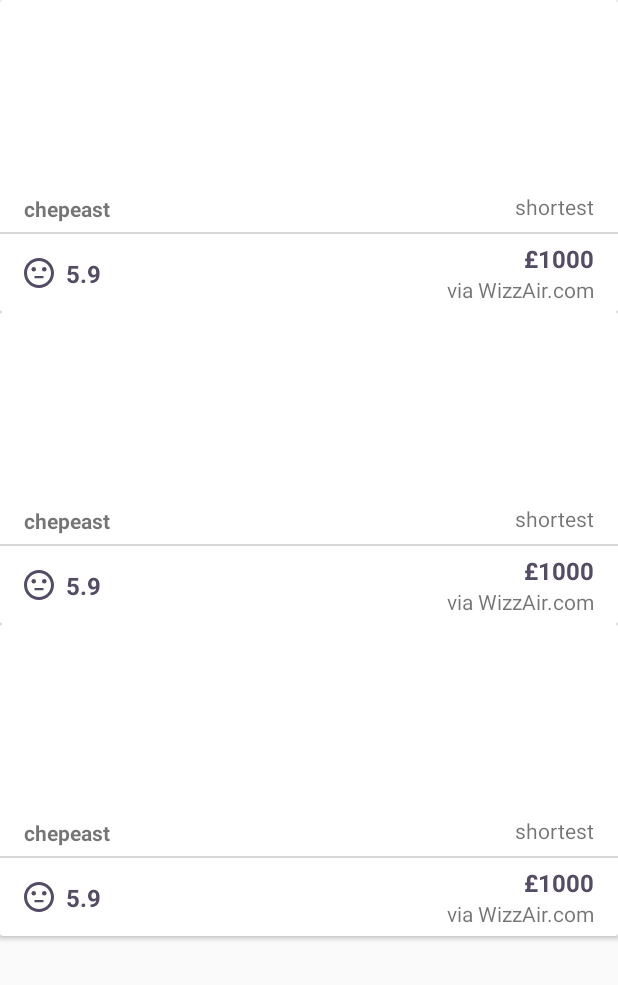
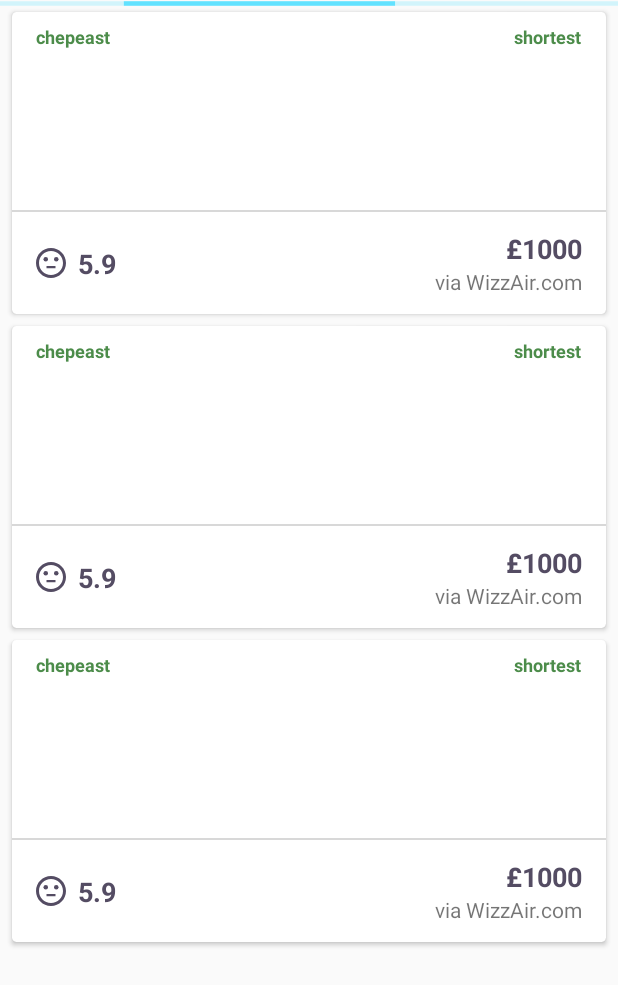
Before and after one commit to haroldolivieri/SearchFlights, an Android app: the layout activity_main.xml on its own in the app's theme, with its tools: preview values and no code run, on a phone screen of 412 x 824 dp. Shown: the top 985 px of the screen. Run offline under Robolectric (Android 15) with nearby library versions, the phone set to English and light mode, and no system bars; network calls fail.

Commit message:
list layout fix

```diff
--- a/app/src/main/java/com/haroldo/searchforflights/model/mapper/ClientSideCalculations.kt
+++ b/app/src/main/java/com/haroldo/searchforflights/model/mapper/ClientSideCalculations.kt
@@ -50,10 +50,16 @@ private fun Itinerary.calculateRating(
 }
 
 private fun Int.inverseNormalization(max: Float, min: Float): Float {
+    if (max == min) {
+        return 1.toFloat()
+    }
     return (max.minus(this)) / (max.minus(min))
 }
 
 private fun BigDecimal.inverseNormalization(max: BigDecimal, min: BigDecimal): BigDecimal {
+    if (max == min) {
+        return 1.toBigDecimal()
+    }
     return (max.minus(this)) / (max.minus(min))
 }
 
--- a/app/src/main/res/layout/activity_main.xml
+++ b/app/src/main/res/layout/activity_main.xml
@@ -32,7 +32,7 @@
         app:layout_constraintEnd_toEndOf="parent"
         app:layout_constraintStart_toStartOf="parent"
         app:layout_constraintTop_toTopOf="parent"
-        tools:listitem="@layout/view_itinenary_item">
+        tools:listitem="@layout/item_itinenary">
 
     </androidx.recyclerview.widget.RecyclerView>
 
--- /dev/null
+++ b/app/src/main/res/layout/item_itinenary.xml
@@ -0,0 +1,120 @@
+<?xml version="1.0" encoding="utf-8"?>
+<androidx.cardview.widget.CardView xmlns:android="http://schemas.android.com/apk/res/android"
+    xmlns:app="http://schemas.android.com/apk/res-auto"
+    xmlns:tools="http://schemas.android.com/tools"
+    android:id="@+id/cardView"
+    android:layout_width="match_parent"
+    android:layout_height="wrap_content"
+    android:layout_marginStart="@dimen/spacing_8"
+    android:layout_marginTop="@dimen/spacing_8"
+    android:layout_marginEnd="@dimen/spacing_8"
+    app:cardCornerRadius="@dimen/elevation_3dp">
+
+    <androidx.constraintlayout.widget.ConstraintLayout
+        android:layout_width="match_parent"
+        android:layout_height="match_parent">
+
+        <include
+            android:id="@+id/outboundLeg"
+            layout="@layout/view_leg"
+            android:layout_width="0dp"
+            android:layout_height="wrap_content"
+            android:layout_marginStart="@dimen/spacing_16"
+            android:layout_marginTop="@dimen/spacing_16"
+            android:layout_marginEnd="@dimen/spacing_16"
+            app:layout_constraintEnd_toEndOf="parent"
+            app:layout_constraintStart_toStartOf="parent"
+            app:layout_constraintTop_toTopOf="parent" />
+
+        <include
+            android:id="@+id/inboundLeg"
+            layout="@layout/view_leg"
+            android:layout_width="0dp"
+            android:layout_height="wrap_content"
+            android:layout_marginStart="@dimen/spacing_16"
+            android:layout_marginEnd="@dimen/spacing_16"
+            app:layout_constraintEnd_toEndOf="parent"
+            app:layout_constraintHorizontal_bias="0.0"
+            app:layout_constraintStart_toStartOf="parent"
+            app:layout_constraintTop_toBottomOf="@+id/outboundLeg" />
+
+        <View
+            android:id="@+id/divider"
+            android:layout_width="match_parent"
+            android:layout_height="1dp"
+            android:background="@color/colorDivider"
+            app:layout_constraintEnd_toEndOf="parent"
+            app:layout_constraintHorizontal_bias="0.0"
+            app:layout_constraintStart_toStartOf="parent"
+            app:layout_constraintTop_toBottomOf="@+id/inboundLeg" />
+
+        <ImageView
+            android:id="@+id/ratingImage"
+            android:layout_width="@dimen/reatingImage"
+            android:layout_height="@dimen/reatingImage"
+            android:layout_marginStart="@dimen/spacing_16"
+            android:layout_marginTop="@dimen/spacing_24"
+            android:layout_marginBottom="@dimen/spacing_24"
+            android:contentDescription="@string/rating_image_description"
+            app:layout_constraintBottom_toBottomOf="parent"
+            app:layout_constraintStart_toStartOf="parent"
+            app:layout_constraintTop_toBottomOf="@+id/divider"
+            tools:srcCompat="@drawable/ic_sentiment_neutral_24dp" />
+
+        <TextView
+            android:id="@+id/rating"
+            style="@style/TextMedium"
+            android:layout_width="wrap_content"
+            android:layout_height="wrap_content"
+            android:layout_marginStart="@dimen/spacing_8"
+            android:gravity="bottom"
+            app:layout_constraintBottom_toBottomOf="@+id/ratingImage"
+            app:layout_constraintStart_toEndOf="@+id/ratingImage"
+            app:layout_constraintTop_toTopOf="@+id/ratingImage"
+            tools:text="5.9" />
+
+        <TextView
+            android:id="@+id/price"
+            style="@style/TextMedium"
+            android:layout_width="wrap_content"
+            android:layout_height="wrap_content"
+            android:layout_marginEnd="@dimen/spacing_16"
+            app:layout_constraintBottom_toTopOf="@+id/agent"
+            app:layout_constraintEnd_toEndOf="parent"
+            app:layout_constraintTop_toBottomOf="@+id/divider"
+            app:layout_constraintVertical_chainStyle="packed"
+            tools:text="£1000" />
+
+        <TextView
+            android:id="@+id/agent"
+            android:layout_width="wrap_content"
+            android:layout_height="wrap_content"
+            app:layout_constraintBottom_toBottomOf="parent"
+            app:layout_constraintEnd_toEndOf="@+id/price"
+            app:layout_constraintTop_toBottomOf="@+id/price"
+            tools:text="via WizzAir.com" />
+
+        <TextView
+            android:id="@+id/chepeast"
+            style="@style/TextExtraInfo"
+            android:layout_width="wrap_content"
+            android:layout_height="wrap_content"
+            android:layout_marginStart="@dimen/spacing_16"
+            android:layout_marginTop="@dimen/spacing_8"
+            android:text="@string/chepeast"
+            app:layout_constraintStart_toStartOf="parent"
+            app:layout_constraintTop_toTopOf="parent" />
+
+        <TextView
+            android:id="@+id/shortest"
+            style="@style/TextExtraInfo"
+            android:layout_width="wrap_content"
+            android:layout_height="wrap_content"
+            android:layout_marginTop="@dimen/spacing_8"
+            android:layout_marginEnd="@dimen/spacing_16"
+            android:text="@string/shortest"
+            app:layout_constraintEnd_toEndOf="parent"
+            app:layout_constraintTop_toTopOf="parent" />
+
+    </androidx.constraintlayout.widget.ConstraintLayout>
+</androidx.cardview.widget.CardView>
--- a/app/src/main/res/layout/view_itinenary_item.xml
+++ /dev/null
@@ -1,118 +0,0 @@
-<?xml version="1.0" encoding="utf-8"?>
-<androidx.cardview.widget.CardView xmlns:android="http://schemas.android.com/apk/res/android"
-                                   xmlns:app="http://schemas.android.com/apk/res-auto"
-                                   xmlns:tools="http://schemas.android.com/tools"
-                                   android:id="@+id/cardView"
-                                   android:layout_width="match_parent"
-                                   android:layout_height="wrap_content">
-
-    <!--app:cardElevation="4dp"-->
-    <!--android:layout_margin="4dp"-->
-    <!--app:cardCornerRadius="3dp"-->
-
-    <androidx.constraintlayout.widget.ConstraintLayout
-            android:layout_width="match_parent"
-            android:layout_height="match_parent">
-
-        <include
-                android:id="@+id/outboundLeg"
-                layout="@layout/view_leg"
-                android:layout_width="0dp"
-                android:layout_height="wrap_content"
-                android:layout_marginStart="@dimen/spacing_16"
-                android:layout_marginTop="@dimen/spacing_16"
-                android:layout_marginEnd="@dimen/spacing_16"
-                app:layout_constraintEnd_toEndOf="parent"
-                app:layout_constraintStart_toStartOf="parent"
-                app:layout_constraintTop_toTopOf="parent"/>
-
-        <include
-                android:id="@+id/inboundLeg"
-                layout="@layout/view_leg"
-                android:layout_width="0dp"
-                android:layout_height="wrap_content"
-                android:layout_marginStart="@dimen/spacing_16"
-                android:layout_marginTop="@dimen/spacing_16"
-                android:layout_marginEnd="@dimen/spacing_16"
-                app:layout_constraintEnd_toEndOf="parent"
-                app:layout_constraintHorizontal_bias="0.0"
-                app:layout_constraintStart_toStartOf="parent"
-                app:layout_constraintTop_toBottomOf="@+id/outboundLeg"/>
-
-        <View
-                android:id="@+id/divider"
-                android:layout_width="match_parent"
-                android:layout_height="1dp"
-                android:layout_marginTop="32dp"
-                android:background="@color/colorDivider"
-                app:layout_constraintEnd_toEndOf="parent"
-                app:layout_constraintHorizontal_bias="0.0"
-                app:layout_constraintStart_toStartOf="parent"
-                app:layout_constraintTop_toBottomOf="@+id/inboundLeg"/>
-
-        <ImageView
-                android:id="@+id/ratingImage"
-                android:layout_width="@dimen/reatingImage"
-                android:layout_height="@dimen/reatingImage"
-                android:layout_marginStart="@dimen/spacing_16"
-                android:layout_marginTop="@dimen/spacing_16"
-                app:layout_constraintStart_toStartOf="parent"
-                app:layout_constraintTop_toBottomOf="@+id/divider"
-                tools:srcCompat="@drawable/ic_sentiment_neutral_24dp"
-                android:contentDescription="@string/rating_image_description" android:layout_marginBottom="16dp"
-                app:layout_constraintBottom_toBottomOf="parent"/>
-
-        <TextView
-                android:id="@+id/rating"
-                style="@style/TextMedium"
-                android:layout_width="wrap_content"
-                android:layout_height="wrap_content"
-                android:layout_marginStart="@dimen/spacing_8"
-                android:gravity="bottom"
-                app:layout_constraintBottom_toBottomOf="@+id/ratingImage"
-                app:layout_constraintStart_toEndOf="@+id/ratingImage"
-                app:layout_constraintTop_toTopOf="@+id/ratingImage"
-                tools:text="5.9"/>
-
-        <TextView
-                android:id="@+id/price"
-                style="@style/TextMedium"
-                android:layout_width="wrap_content"
-                android:layout_height="wrap_content"
-                app:layout_constraintBottom_toTopOf="@+id/agent"
-                app:layout_constraintEnd_toEndOf="@+id/agent"
-                app:layout_constraintTop_toBottomOf="@+id/divider"
-                app:layout_constraintVertical_chainStyle="packed"
-                tools:text="£1000"/>
-
-        <TextView
-                android:id="@+id/agent"
-                android:layout_width="wrap_content"
-                android:layout_height="wrap_content"
-                android:layout_marginEnd="@dimen/spacing_16"
-                app:layout_constraintBottom_toBottomOf="parent"
-                app:layout_constraintEnd_toEndOf="parent"
-                app:layout_constraintTop_toBottomOf="@+id/price"
-                tools:text="via WizzAir.com"/>
-        <TextView
-                android:text="@string/chepeast"
-                android:layout_width="wrap_content"
-                android:textStyle="bold"
-                android:layout_height="wrap_content"
-                android:id="@+id/chepeast"
-                app:layout_constraintStart_toStartOf="parent"
-                android:layout_marginStart="16dp" android:layout_marginTop="8dp"
-                app:layout_constraintTop_toBottomOf="@+id/inboundLeg"
-                app:layout_constraintBottom_toTopOf="@+id/divider" android:layout_marginBottom="8dp"/>
-        <TextView
-                android:text="@string/shortest"
-                android:layout_width="wrap_content"
-                android:layout_height="wrap_content"
-                android:id="@+id/shortest"
-                android:layout_marginEnd="16dp"
-                app:layout_constraintEnd_toEndOf="parent" android:layout_marginBottom="8dp"
-                app:layout_constraintBottom_toTopOf="@+id/divider" android:layout_marginTop="6dp"
-                app:layout_constraintTop_toBottomOf="@+id/inboundLeg"/>
-
-    </androidx.constraintlayout.widget.ConstraintLayout>
-</androidx.cardview.widget.CardView>
--- a/app/src/main/res/layout/view_leg.xml
+++ b/app/src/main/res/layout/view_leg.xml
@@ -11,10 +11,9 @@
         android:layout_width="wrap_content"
         android:layout_height="wrap_content"
         android:layout_marginStart="@dimen/spacing_16"
-        android:textColor="@android:color/primary_text_light"
-        android:textStyle="bold"
+        android:layout_marginTop="8dp"
         app:layout_constraintStart_toEndOf="@+id/carrierLogo"
-        app:layout_constraintTop_toTopOf="@+id/carrierLogo"
+        app:layout_constraintTop_toTopOf="parent"
         tools:text="15:35 - 17:00" />
 
     <TextView
@@ -22,20 +21,20 @@
         style="@style/TextSmall"
         android:layout_width="wrap_content"
         android:layout_height="wrap_content"
-        app:layout_constraintBottom_toBottomOf="@+id/carrierLogo"
         app:layout_constraintStart_toStartOf="@+id/departureAndArrivalTime"
         app:layout_constraintTop_toBottomOf="@+id/departureAndArrivalTime"
-        app:layout_constraintVertical_bias="1.0"
         tools:text="BUG - LGW, Wizz Air" />
 
     <ImageView
-            android:id="@+id/carrierLogo"
-            android:layout_width="@dimen/carrierLogo"
-            android:layout_height="@dimen/carrierLogo"
-            app:layout_constraintStart_toStartOf="parent"
-            app:layout_constraintTop_toTopOf="parent"
-            tools:srcCompat="@tools:sample/backgrounds/scenic"
-            android:contentDescription="@string/leg_carrier_image_description"/>
+        android:id="@+id/carrierLogo"
+        android:layout_width="@dimen/carrierLogo"
+        android:layout_height="@dimen/carrierLogo"
+        android:layout_marginTop="8dp"
+        android:contentDescription="@string/leg_carrier_image_description"
+        app:layout_constraintBottom_toBottomOf="@+id/placesAndAgent"
+        app:layout_constraintStart_toStartOf="parent"
+        app:layout_constraintTop_toTopOf="@+id/departureAndArrivalTime"
+        tools:srcCompat="@tools:sample/backgrounds/scenic" />
 
     <TextView
         android:id="@+id/type"
--- a/app/src/main/res/values/colors.xml
+++ b/app/src/main/res/values/colors.xml
@@ -6,4 +6,5 @@
     <color name="colorTextMedium">#544C63</color>
     <color name="colorTextSmall">#898294</color>
     <color name="colorDivider">#D8D8D8</color>
+    <color name="colorGreen">#4c8c4a</color>
 </resources>
--- a/app/src/main/res/values/dimens.xml
+++ b/app/src/main/res/values/dimens.xml
@@ -1,11 +1,14 @@
 <?xml version="1.0" encoding="utf-8"?>
 <resources>
-    <dimen name="textMedium">16sp</dimen>
+    <dimen name="textMedium">18sp</dimen>
     <dimen name="textSmall">12sp</dimen>
 
-    <dimen name="carrierLogo">45dp</dimen>
+    <dimen name="carrierLogo">50dp</dimen>
     <dimen name="reatingImage">20dp</dimen>
 
+    <dimen name="spacing_24">24dp</dimen>
     <dimen name="spacing_16">16dp</dimen>
+    <dimen name="spacing_32">32dp</dimen>
     <dimen name="spacing_8">8dp</dimen>
+    <dimen name="elevation_3dp">3dp</dimen>
 </resources>
--- a/app/src/main/res/values/styles.xml
+++ b/app/src/main/res/values/styles.xml
@@ -6,15 +6,21 @@
         <item name="colorAccent">@color/colorAccent</item>
     </style>
 
-    <style name="TextMedium" >
+    <style name="TextMedium">
         <item name="android:textColor">@color/colorTextMedium</item>
         <item name="android:textSize">@dimen/textMedium</item>
         <item name="android:textStyle">bold</item>
     </style>
 
-    <style name="TextSmall" >
+    <style name="TextSmall">
         <item name="android:textColor">@color/colorTextSmall</item>
         <item name="android:textSize">@dimen/textSmall</item>
     </style>
 
+    <style name="TextExtraInfo">
+        <item name="android:textColor">@color/colorGreen</item>
+        <item name="android:textSize">@dimen/textSmall</item>
+        <item name="android:textStyle">bold</item>
+    </style>
+
 </resources>
```
Also changed, not shown: app/src/main/java/com/haroldo/searchforflights/flightsresults/interactor/SearchFlightsInteractor.kt (+7 -2 lines), app/src/main/java/com/haroldo/searchforflights/flightsresults/presentation/FlightsResultAdapter.kt (+23 -14 lines), app/src/main/java/com/haroldo/searchforflights/flightsresults/presentation/FlightsResultPresenter.kt (+6 -2 lines), app/src/main/java/com/haroldo/searchforflights/flightsresults/presentation/ItinerariesItemPresenter.kt (+29 -15 lines), app/src/main/java/com/haroldo/searchforflights/flightsresults/presentation/MainActivity.kt (+145 -5 lines), 1 other file.
